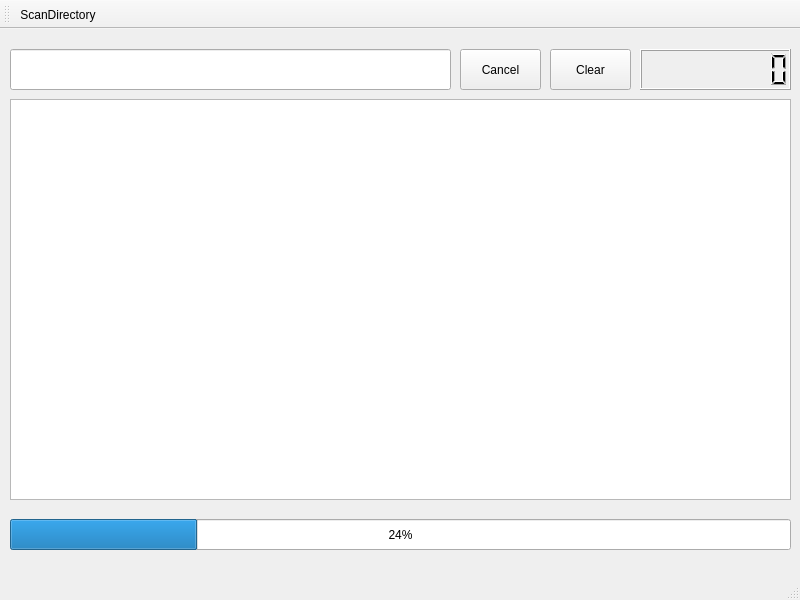
Above: main_window.ui from dzhiblavi/qtgrep before the change. Below: the same form after it.
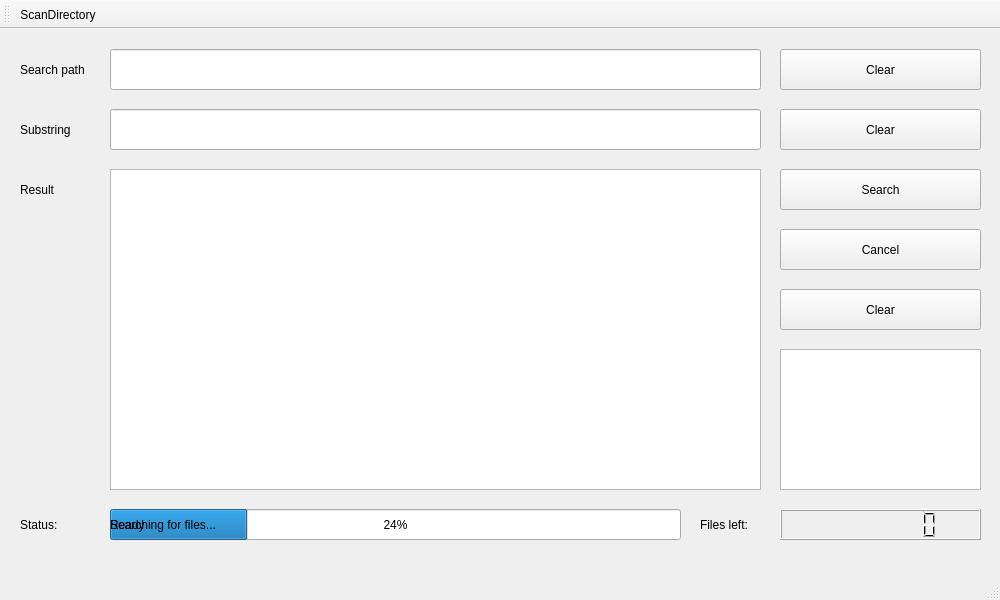
That is the form after the change.

Patch:
```diff
--- a/main_window.ui
+++ b/main_window.ui
@@ -6,10 +6,22 @@
    <rect>
     <x>0</x>
     <y>0</y>
-    <width>800</width>
+    <width>1000</width>
     <height>600</height>
    </rect>
   </property>
+  <property name="sizePolicy">
+   <sizepolicy hsizetype="Fixed" vsizetype="Fixed">
+    <horstretch>0</horstretch>
+    <verstretch>0</verstretch>
+   </sizepolicy>
+  </property>
+  <property name="minimumSize">
+   <size>
+    <width>0</width>
+    <height>0</height>
+   </size>
+  </property>
   <property name="windowTitle">
    <string>main_window</string>
   </property>
@@ -17,10 +29,10 @@
    <widget class="QTextEdit" name="textEdit">
     <property name="geometry">
      <rect>
-      <x>10</x>
-      <y>70</y>
-      <width>781</width>
-      <height>401</height>
+      <x>110</x>
+      <y>140</y>
+      <width>651</width>
+      <height>321</height>
      </rect>
     </property>
     <property name="readOnly">
@@ -30,9 +42,9 @@
    <widget class="QLineEdit" name="lineEdit">
     <property name="geometry">
      <rect>
-      <x>10</x>
+      <x>110</x>
       <y>20</y>
-      <width>441</width>
+      <width>651</width>
       <height>41</height>
      </rect>
     </property>
@@ -40,9 +52,9 @@
    <widget class="QPushButton" name="pushButton">
     <property name="geometry">
      <rect>
-      <x>460</x>
-      <y>20</y>
-      <width>81</width>
+      <x>780</x>
+      <y>200</y>
+      <width>201</width>
       <height>41</height>
      </rect>
     </property>
@@ -53,9 +65,9 @@
    <widget class="QPushButton" name="pushButton_2">
     <property name="geometry">
      <rect>
-      <x>550</x>
-      <y>20</y>
-      <width>81</width>
+      <x>780</x>
+      <y>260</y>
+      <width>201</width>
       <height>41</height>
      </rect>
     </property>
@@ -66,10 +78,10 @@
    <widget class="QLCDNumber" name="lcdNumber_2">
     <property name="geometry">
      <rect>
-      <x>640</x>
-      <y>20</y>
-      <width>151</width>
-      <height>41</height>
+      <x>780</x>
+      <y>480</y>
+      <width>201</width>
+      <height>31</height>
      </rect>
     </property>
     <property name="digitCount">
@@ -79,9 +91,9 @@
    <widget class="QProgressBar" name="progressBar">
     <property name="geometry">
      <rect>
-      <x>10</x>
-      <y>490</y>
-      <width>781</width>
+      <x>110</x>
+      <y>480</y>
+      <width>571</width>
       <height>31</height>
      </rect>
     </property>
@@ -89,6 +101,159 @@
      <number>24</number>
     </property>
    </widget>
+   <widget class="QLabel" name="label">
+    <property name="geometry">
+     <rect>
+      <x>20</x>
+      <y>20</y>
+      <width>71</width>
+      <height>41</height>
+     </rect>
+    </property>
+    <property name="text">
+     <string>Search path</string>
+    </property>
+   </widget>
+   <widget class="QLabel" name="label_2">
+    <property name="geometry">
+     <rect>
+      <x>20</x>
+      <y>80</y>
+      <width>71</width>
+      <height>41</height>
+     </rect>
+    </property>
+    <property name="text">
+     <string>Substring</string>
+    </property>
+   </widget>
+   <widget class="QLineEdit" name="substringLineEdit">
+    <property name="geometry">
+     <rect>
+      <x>110</x>
+      <y>80</y>
+      <width>651</width>
+      <height>41</height>
+     </rect>
+    </property>
+   </widget>
+   <widget class="QLabel" name="statusLabel">
+    <property name="geometry">
+     <rect>
+      <x>20</x>
+      <y>480</y>
+      <width>41</width>
+      <height>31</height>
+     </rect>
+    </property>
+    <property name="text">
+     <string>Status:</string>
+    </property>
+   </widget>
+   <widget class="QLabel" name="searchLabel">
+    <property name="geometry">
+     <rect>
+      <x>110</x>
+      <y>480</y>
+      <width>121</width>
+      <height>31</height>
+     </rect>
+    </property>
+    <property name="text">
+     <string>Searching for files...</string>
+    </property>
+   </widget>
+   <widget class="QLabel" name="readyLabel">
+    <property name="geometry">
+     <rect>
+      <x>110</x>
+      <y>480</y>
+      <width>121</width>
+      <height>31</height>
+     </rect>
+    </property>
+    <property name="text">
+     <string>Ready</string>
+    </property>
+   </widget>
+   <widget class="QLabel" name="label_6">
+    <property name="geometry">
+     <rect>
+      <x>20</x>
+      <y>140</y>
+      <width>71</width>
+      <height>41</height>
+     </rect>
+    </property>
+    <property name="text">
+     <string>Result</string>
+    </property>
+   </widget>
+   <widget class="QTextEdit" name="logTextEdit">
+    <property name="geometry">
+     <rect>
+      <x>780</x>
+      <y>320</y>
+      <width>201</width>
+      <height>141</height>
+     </rect>
+    </property>
+    <property name="readOnly">
+     <bool>true</bool>
+    </property>
+   </widget>
+   <widget class="QLabel" name="fleftLabel">
+    <property name="geometry">
+     <rect>
+      <x>700</x>
+      <y>480</y>
+      <width>61</width>
+      <height>31</height>
+     </rect>
+    </property>
+    <property name="text">
+     <string>Files left:</string>
+    </property>
+   </widget>
+   <widget class="QPushButton" name="searchClearButton">
+    <property name="geometry">
+     <rect>
+      <x>780</x>
+      <y>20</y>
+      <width>201</width>
+      <height>41</height>
+     </rect>
+    </property>
+    <property name="text">
+     <string>Clear</string>
+    </property>
+   </widget>
+   <widget class="QPushButton" name="substringClearButton">
+    <property name="geometry">
+     <rect>
+      <x>780</x>
+      <y>80</y>
+      <width>201</width>
+      <height>41</height>
+     </rect>
+    </property>
+    <property name="text">
+     <string>Clear</string>
+    </property>
+   </widget>
+   <widget class="QPushButton" name="searchButton">
+    <property name="geometry">
+     <rect>
+      <x>780</x>
+      <y>140</y>
+      <width>201</width>
+      <height>41</height>
+     </rect>
+    </property>
+    <property name="text">
+     <string>Search</string>
+    </property>
+   </widget>
   </widget>
   <widget class="QMenuBar" name="menubar">
    <property name="geometry">
```
Left out of the diff: 14 changed lines with no effect on the pictures.
